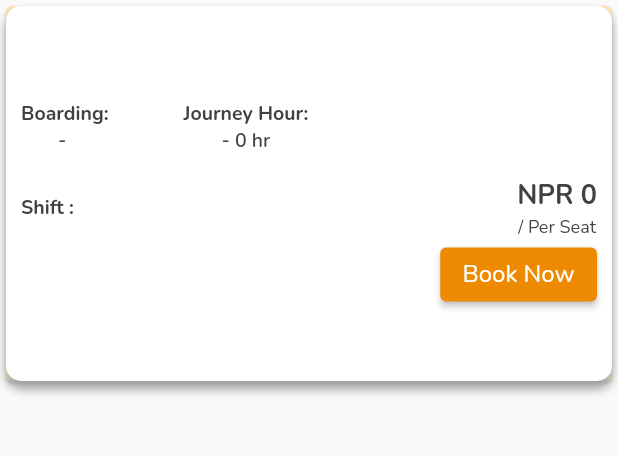
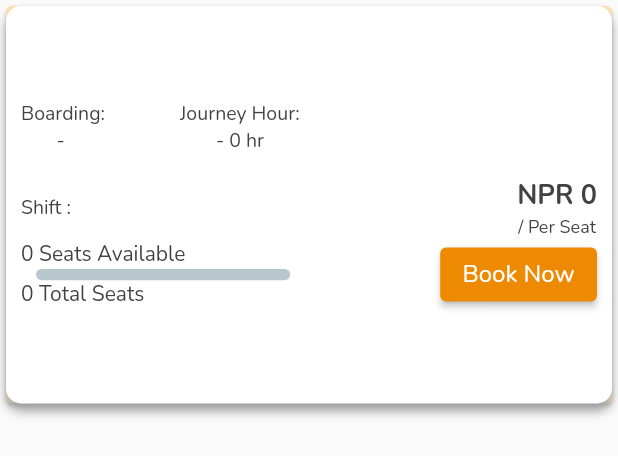
Before and after one commit to DeepakShrestha01/GO_BUDDY_GOO, a Flutter app: the BusSeachlistWidget widget shown alone on an empty page, opened directly with empty values, on a phone screen of 412 x 824 dp. Shown: the top 456 px of the screen. Run offline on Flutter 3.47's test engine with Material 2 defaults, Android fonts, the phone set to English and light mode, and no system bars; drawn by our look-alikes of percent_indicator; our stand-ins replace auto_size_text, bloc, bot_toast, cached_network_image, carousel_slider, circular_profile_avatar and 34 more; missing offline and left inert: custom_date_range_picker, date_time_format, flutter_animator, flutter_downloader, khalti_flutter, maps_launcher; accounts and stored records are empty; network calls fail; project files that could hold a hidden picture were left out.

Commit message:
bus list book now working

```diff
--- a/lib/modules/bus_new/services/cubit/new_bus_search_result/bus_search_list_cubit.dart
+++ b/lib/modules/bus_new/services/cubit/new_bus_search_result/bus_search_list_cubit.dart
@@ -87,6 +87,7 @@ class BusSearchListCubit extends Cubit<BusSearchListState> {
   String getBusSeatSelected(String busSeat) {
     return "[$busSeat]";
   }
+
   void passengerDetails(String mobileNumber, String? email, String? name,
       String? boardingDate) async {
     FormData formData = FormData.fromMap({
--- a/lib/modules/bus_new/ui/pages/new_buslist.dart
+++ b/lib/modules/bus_new/ui/pages/new_buslist.dart
@@ -86,6 +86,8 @@ class _NewBusSearchListBodyState extends State<NewBusSearchListBody> {
                           ]);
                         },
                         child: BusSeachlistWidget(
+
+                          sessionId: state.response.sessionId!,
                           data: state.response.buses![index],
                         ),
                       );
--- a/lib/modules/bus_new/ui/widgets/bus_search_list_widget.dart
+++ b/lib/modules/bus_new/ui/widgets/bus_search_list_widget.dart
@@ -1,12 +1,16 @@
 import 'package:flutter/material.dart';
+import 'package:get/get.dart';
 import 'package:go_buddy_goo_mobile/configs/theme.dart';
 import 'package:go_buddy_goo_mobile/modules/bus_new/model/new_bus_search_list_response.dart';
+import 'package:percent_indicator/linear_percent_indicator.dart';
 
 class BusSeachlistWidget extends StatelessWidget {
   final Buses data;
+  final int sessionId;
   const BusSeachlistWidget({
     super.key,
     required this.data,
+    required this.sessionId,
   });
 
   @override
@@ -26,7 +30,7 @@ class BusSeachlistWidget extends StatelessWidget {
             ),
           ],
         ),
-        height: 250,
+        height: 265,
         width: MediaQuery.of(context).size.width,
         child: Padding(
           padding: const EdgeInsets.all(10.0),
@@ -56,13 +60,13 @@ class BusSeachlistWidget extends StatelessWidget {
                     children: [
                       const Text(
                         'Boarding:',
-                        style: TextStyle(
-                            fontSize: 13, fontWeight: FontWeight.bold),
+                        style: TextStyle(fontSize: 13),
                       ),
                       Text(
                         '- ${data.departureTime}',
                         style: const TextStyle(
-                            fontSize: 13, fontWeight: FontWeight.w600),
+                          fontSize: 13,
+                        ),
                       ),
                     ],
                   ),
@@ -73,12 +77,14 @@ class BusSeachlistWidget extends StatelessWidget {
                       const Text(
                         'Journey Hour:',
                         style: TextStyle(
-                            fontSize: 13, fontWeight: FontWeight.bold),
+                          fontSize: 13,
+                        ),
                       ),
                       Text(
                         '- ${data.journeyHour} hr',
                         style: const TextStyle(
-                            fontSize: 13, fontWeight: FontWeight.w600),
+                          fontSize: 13,
+                        ),
                       ),
                     ],
                   ),
@@ -91,7 +97,8 @@ class BusSeachlistWidget extends StatelessWidget {
                   Text(
                     "Shift : ${data.shift} ",
                     style: const TextStyle(
-                        fontSize: 13, fontWeight: FontWeight.bold),
+                      fontSize: 13,
+                    ),
                   ),
                   Column(
                     children: [
@@ -109,19 +116,66 @@ class BusSeachlistWidget extends StatelessWidget {
                   )
                 ],
               ),
+              Row(
+                mainAxisAlignment: MainAxisAlignment.spaceBetween,
+                children: [
+                  Expanded(
+                    child: Column(
+                      mainAxisAlignment: MainAxisAlignment.start,
+                      crossAxisAlignment: CrossAxisAlignment.start,
+                      children: [
+                        Text(
+                          "${data.seatLayout?.length} Seats Available",
+                          style: const TextStyle(
+                            fontSize: 14,
+                            fontWeight: FontWeight.w400,
+                          ),
+                        ),
+                        Padding(
+                          padding: const EdgeInsets.only(right: 90),
+                          child: LinearPercentIndicator(
+                            barRadius: const Radius.circular(5),
+                            percent: data.seatLayout!.length / 20,
+                            progressColor: Colors.green,
+                            lineHeight: 7.5,
+                          ),
+                        ),
+                        Text(
+                          "${data.seatLayout?.length} Total Seats ",
+                          style: const TextStyle(
+                            fontSize: 14,
+                            fontWeight: FontWeight.w400,
+                          ),
+                        ),
+                      ],
+                    ),
+                  ),
                   Align(
                     alignment: Alignment.centerRight,
                     child: ElevatedButton(
                         style: ElevatedButton.styleFrom(
                             backgroundColor: MyTheme.primaryColor),
-                    onPressed: () {},
+                        onPressed: () {
+                          Get.toNamed(
+                            '/newbusSearchDetail',
+                            arguments: [
+                              data,
+                              sessionId,
+                            ],
+                          );
+                        },
                         child: const Text('Book Now')),
+                  ),
+                ],
+              ),
+              const SizedBox(
+                height: 10,
               ),
               Expanded(
                 child: ListView.builder(
                   shrinkWrap: true,
                   physics: const NeverScrollableScrollPhysics(),
-                  // scrollDirection: Axis.horizontal,
+                  scrollDirection: Axis.horizontal,
                   itemCount: data.amenities?.length,
                   itemBuilder: (context, index) {
                     return Wrap(
```
Also changed, not shown: lib/modules/bus_new/ui/widgets/buslist_toppart.dart (+20 -6 lines). Lines whose indentation alone changed are shown as unchanged.
